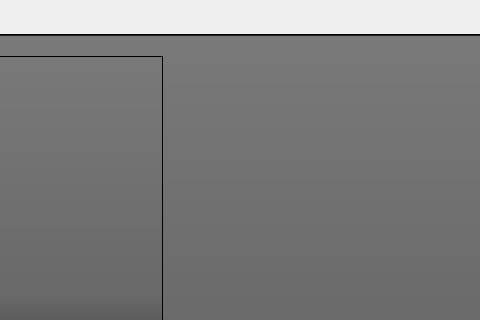
The window that src/Maze/View.ui (Hira228/Maze) describes before a commit, drawn with Qt 5; both pictures show x 369 to 849 and y 0 to 320 of the 849 by 678 pixel window.
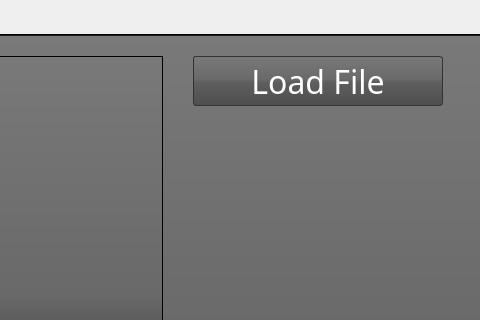
The same window after the commit. The open tabs and pages were chosen to show the change.

Patch:
```diff
--- a/src/Maze/View.ui
+++ b/src/Maze/View.ui
@@ -49,6 +49,32 @@
        </rect>
       </property>
      </widget>
+     <widget class="QPushButton" name="pushButton_3">
+      <property name="geometry">
+       <rect>
+        <x>570</x>
+        <y>20</y>
+        <width>250</width>
+        <height>50</height>
+       </rect>
+      </property>
+      <property name="font">
+       <font>
+        <family>Menlo</family>
+        <pointsize>24</pointsize>
+       </font>
+      </property>
+      <property name="styleSheet">
+       <string notr="true">background: qlineargradient(x1:0, y1:0, x2:0, y2:1, stop:0 #797979, stop:0.48 #696969, stop:0.52 #5e5e5e, stop:1 #4f4f4f);
+    border-radius: 3px;
+    border: 1px solid #333333;
+    color: white;
+</string>
+      </property>
+      <property name="text">
+       <string>Load File</string>
+      </property>
+     </widget>
     </widget>
     <widget class="QWidget" name="Maze">
      <attribute name="title">
```
Left out of the diff: 16 changed lines with no effect on the pictures.
